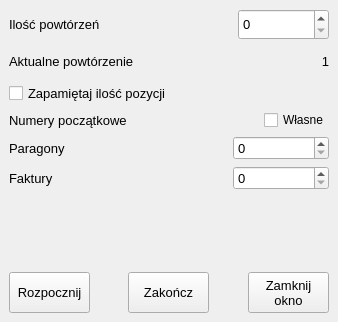
First picture: the form in testerwindow.ui, repository Kriskus/MemoryTester, before the edit.
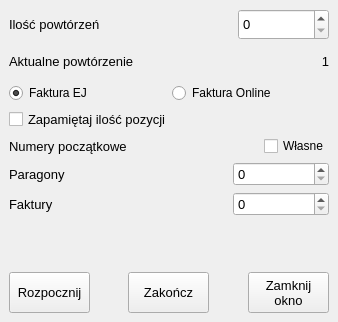
Second picture: the form after the edit.

```diff
--- a/testerwindow.ui
+++ b/testerwindow.ui
@@ -27,20 +27,31 @@
   </property>
   <widget class="QWidget" name="centralwidget">
    <layout class="QGridLayout" name="gridLayout">
-    <item row="6" column="0" colspan="5">
-     <layout class="QHBoxLayout" name="horizontalLayout_3">
-      <item>
-       <widget class="QLabel" name="labelTr">
+    <item row="9" column="0" colspan="5">
+     <spacer name="verticalSpacer">
+      <property name="orientation">
+       <enum>Qt::Vertical</enum>
+      </property>
+      <property name="sizeHint" stdset="0">
+       <size>
+        <width>20</width>
+        <height>40</height>
+       </size>
+      </property>
+     </spacer>
+    </item>
+    <item row="10" column="2">
+     <widget class="QPushButton" name="pushButtonStop">
         <property name="minimumSize">
          <size>
-          <width>66</width>
-          <height>0</height>
+        <width>81</width>
+        <height>41</height>
          </size>
         </property>
         <property name="maximumSize">
          <size>
-          <width>66</width>
-          <height>16777215</height>
+        <width>81</width>
+        <height>41</height>
          </size>
         </property>
         <property name="font">
@@ -49,60 +60,11 @@
          </font>
         </property>
         <property name="text">
-         <string>Paragony</string>
+       <string>Zakończ</string>
         </property>
        </widget>
       </item>
-      <item>
-       <spacer name="horizontalSpacer_4">
-        <property name="orientation">
-         <enum>Qt::Horizontal</enum>
-        </property>
-        <property name="sizeHint" stdset="0">
-         <size>
-          <width>40</width>
-          <height>20</height>
-         </size>
-        </property>
-       </spacer>
-      </item>
-      <item>
-       <widget class="QSpinBox" name="spinBoxTr">
-        <property name="minimumSize">
-         <size>
-          <width>96</width>
-          <height>0</height>
-         </size>
-        </property>
-        <property name="maximumSize">
-         <size>
-          <width>96</width>
-          <height>16777215</height>
-         </size>
-        </property>
-        <property name="font">
-         <font>
-          <pointsize>10</pointsize>
-         </font>
-        </property>
-       </widget>
-      </item>
-     </layout>
-    </item>
-    <item row="9" column="1">
-     <spacer name="horizontalSpacer_2">
-      <property name="orientation">
-       <enum>Qt::Horizontal</enum>
-      </property>
-      <property name="sizeHint" stdset="0">
-       <size>
-        <width>40</width>
-        <height>20</height>
-       </size>
-      </property>
-     </spacer>
-    </item>
-    <item row="7" column="0" colspan="5">
+    <item row="8" column="0" colspan="5">
      <layout class="QHBoxLayout" name="horizontalLayout_4">
       <item>
        <widget class="QLabel" name="labelFv">
@@ -164,6 +126,79 @@
       </item>
      </layout>
     </item>
+    <item row="10" column="0">
+     <widget class="QPushButton" name="pushButtonStart">
+      <property name="minimumSize">
+       <size>
+        <width>81</width>
+        <height>41</height>
+       </size>
+      </property>
+      <property name="maximumSize">
+       <size>
+        <width>81</width>
+        <height>41</height>
+       </size>
+      </property>
+      <property name="font">
+       <font>
+        <pointsize>10</pointsize>
+       </font>
+      </property>
+      <property name="text">
+       <string>Rozpocznij</string>
+      </property>
+     </widget>
+    </item>
+    <item row="5" column="0" colspan="5">
+     <layout class="QHBoxLayout" name="horizontalLayout_5">
+      <item>
+       <widget class="QLabel" name="labelStartNumbers">
+        <property name="font">
+         <font>
+          <pointsize>10</pointsize>
+         </font>
+        </property>
+        <property name="text">
+         <string>Numery początkowe</string>
+        </property>
+       </widget>
+      </item>
+      <item>
+       <spacer name="horizontalSpacer_6">
+        <property name="orientation">
+         <enum>Qt::Horizontal</enum>
+        </property>
+        <property name="sizeHint" stdset="0">
+         <size>
+          <width>40</width>
+          <height>20</height>
+         </size>
+        </property>
+       </spacer>
+      </item>
+      <item>
+       <widget class="QCheckBox" name="checkBoxOther">
+        <property name="text">
+         <string>Własne</string>
+        </property>
+       </widget>
+      </item>
+     </layout>
+    </item>
+    <item row="10" column="3">
+     <spacer name="horizontalSpacer_3">
+      <property name="orientation">
+       <enum>Qt::Horizontal</enum>
+      </property>
+      <property name="sizeHint" stdset="0">
+       <size>
+        <width>40</width>
+        <height>20</height>
+       </size>
+      </property>
+     </spacer>
+    </item>
     <item row="1" column="0" colspan="5">
      <layout class="QHBoxLayout" name="horizontalLayout_2">
       <item>
@@ -219,8 +254,8 @@
       </item>
      </layout>
     </item>
-    <item row="9" column="0">
-     <widget class="QPushButton" name="pushButtonStart">
+    <item row="10" column="4">
+     <widget class="QPushButton" name="pushButtonClose">
       <property name="minimumSize">
        <size>
         <width>81</width>
@@ -239,22 +274,25 @@
        </font>
       </property>
       <property name="text">
-       <string>Rozpocznij</string>
+       <string>Zamknij
+okno</string>
       </property>
      </widget>
     </item>
-    <item row="9" column="2">
-     <widget class="QPushButton" name="pushButtonStop">
+    <item row="7" column="0" colspan="5">
+     <layout class="QHBoxLayout" name="horizontalLayout_3">
+      <item>
+       <widget class="QLabel" name="labelTr">
       <property name="minimumSize">
        <size>
-        <width>81</width>
-        <height>41</height>
+          <width>66</width>
+          <height>0</height>
        </size>
       </property>
       <property name="maximumSize">
        <size>
-        <width>81</width>
-        <height>41</height>
+          <width>66</width>
+          <height>16777215</height>
        </size>
       </property>
       <property name="font">
@@ -263,12 +301,12 @@
        </font>
       </property>
       <property name="text">
-       <string>Zakończ</string>
+         <string>Paragony</string>
       </property>
      </widget>
     </item>
-    <item row="9" column="3">
-     <spacer name="horizontalSpacer_3">
+      <item>
+       <spacer name="horizontalSpacer_4">
       <property name="orientation">
        <enum>Qt::Horizontal</enum>
       </property>
@@ -280,23 +318,41 @@
       </property>
      </spacer>
     </item>
-    <item row="2" column="0" colspan="5">
-     <widget class="QCheckBox" name="checkBoxRememberNumbers">
+      <item>
+       <widget class="QSpinBox" name="spinBoxTr">
+        <property name="minimumSize">
+         <size>
+          <width>96</width>
+          <height>0</height>
+         </size>
+        </property>
+        <property name="maximumSize">
+         <size>
+          <width>96</width>
+          <height>16777215</height>
+         </size>
+        </property>
       <property name="font">
        <font>
         <pointsize>10</pointsize>
        </font>
       </property>
-      <property name="toolTip">
-       <string>&lt;html&gt;&lt;head/&gt;&lt;body&gt;&lt;p&gt;&lt;span style=&quot; font-size:12pt;&quot;&gt;Gdy test zostanie zakończony nazwy (numery) pozycji sprzedaży zostaną ustawione na 0. Zaznaczenie tej opcji sprawi, że program zapamięta na którym numerze został zakończony test.&lt;/span&gt;&lt;/p&gt;&lt;/body&gt;&lt;/html&gt;</string>
+       </widget>
+      </item>
+     </layout>
+    </item>
+    <item row="10" column="1">
+     <spacer name="horizontalSpacer_2">
+      <property name="orientation">
+       <enum>Qt::Horizontal</enum>
       </property>
-      <property name="whatsThis">
-       <string>&lt;html&gt;&lt;head/&gt;&lt;body&gt;&lt;p&gt;&lt;span style=&quot; font-size:12pt;&quot;&gt;Gdy test zostanie zakończony nazwy (numery) pozycji sprzedaży zostaną ustawione na 0. Zaznaczenie tej opcji sprawi, że program zapamięta na którym numerze został zakończony test.&lt;/span&gt;&lt;/p&gt;&lt;/body&gt;&lt;/html&gt;</string>
+      <property name="sizeHint" stdset="0">
+       <size>
+        <width>40</width>
+        <height>20</height>
+       </size>
       </property>
-      <property name="text">
-       <string>Zapamiętaj ilość pozycji</string>
-      </property>
-     </widget>
+     </spacer>
     </item>
     <item row="0" column="0" colspan="5">
      <layout class="QHBoxLayout" name="horizontalLayout">
@@ -360,79 +416,50 @@
       </item>
      </layout>
     </item>
-    <item row="9" column="4">
-     <widget class="QPushButton" name="pushButtonClose">
-      <property name="minimumSize">
-       <size>
-        <width>81</width>
-        <height>41</height>
-       </size>
-      </property>
-      <property name="maximumSize">
-       <size>
-        <width>81</width>
-        <height>41</height>
-       </size>
-      </property>
-      <property name="font">
-       <font>
-        <pointsize>10</pointsize>
-       </font>
-      </property>
+    <item row="3" column="0" colspan="5">
+     <layout class="QHBoxLayout" name="horizontalLayout_6">
+      <item>
+       <widget class="QRadioButton" name="radioButtonFvOld">
+        <property name="text">
+         <string>Faktura EJ</string>
+        </property>
+        <property name="checked">
+         <bool>true</bool>
+        </property>
+        <attribute name="buttonGroup">
+         <string notr="true">buttonGroup</string>
+        </attribute>
+       </widget>
+      </item>
+      <item>
+       <widget class="QRadioButton" name="radioButtonFvNew">
       <property name="text">
-       <string>Zamknij
-okno</string>
-      </property>
-     </widget>
-    </item>
-    <item row="8" column="0" colspan="5">
-     <spacer name="verticalSpacer">
-      <property name="orientation">
-       <enum>Qt::Vertical</enum>
-      </property>
-      <property name="sizeHint" stdset="0">
-       <size>
-        <width>20</width>
-        <height>40</height>
-       </size>
-      </property>
-     </spacer>
+         <string>Faktura Online</string>
+        </property>
+        <attribute name="buttonGroup">
+         <string notr="true">buttonGroup</string>
+        </attribute>
+       </widget>
+      </item>
+     </layout>
     </item>
     <item row="4" column="0" colspan="5">
-     <layout class="QHBoxLayout" name="horizontalLayout_5">
-      <item>
-       <widget class="QLabel" name="labelStartNumbers">
+     <widget class="QCheckBox" name="checkBoxRememberNumbers">
         <property name="font">
          <font>
           <pointsize>10</pointsize>
          </font>
         </property>
-        <property name="text">
-         <string>Numery początkowe</string>
-        </property>
-       </widget>
-      </item>
-      <item>
-       <spacer name="horizontalSpacer_6">
-        <property name="orientation">
-         <enum>Qt::Horizontal</enum>
-        </property>
-        <property name="sizeHint" stdset="0">
-         <size>
-          <width>40</width>
-          <height>20</height>
-         </size>
-        </property>
-       </spacer>
-      </item>
-      <item>
-       <widget class="QCheckBox" name="checkBoxOther">
+      <property name="toolTip">
+       <string>&lt;html&gt;&lt;head/&gt;&lt;body&gt;&lt;p&gt;&lt;span style=&quot; font-size:12pt;&quot;&gt;Gdy test zostanie zakończony nazwy (numery) pozycji sprzedaży zostaną ustawione na 0. Zaznaczenie tej opcji sprawi, że program zapamięta na którym numerze został zakończony test.&lt;/span&gt;&lt;/p&gt;&lt;/body&gt;&lt;/html&gt;</string>
+      </property>
+      <property name="whatsThis">
+       <string>&lt;html&gt;&lt;head/&gt;&lt;body&gt;&lt;p&gt;&lt;span style=&quot; font-size:12pt;&quot;&gt;Gdy test zostanie zakończony nazwy (numery) pozycji sprzedaży zostaną ustawione na 0. Zaznaczenie tej opcji sprawi, że program zapamięta na którym numerze został zakończony test.&lt;/span&gt;&lt;/p&gt;&lt;/body&gt;&lt;/html&gt;</string>
+      </property>
         <property name="text">
-         <string>Własne</string>
-        </property>
-       </widget>
-      </item>
-     </layout>
+       <string>Zapamiętaj ilość pozycji</string>
+      </property>
+     </widget>
     </item>
    </layout>
   </widget>
```
Left out of the diff: 3 changed lines with no effect on the pictures. Lines whose indentation alone changed are shown as unchanged.
